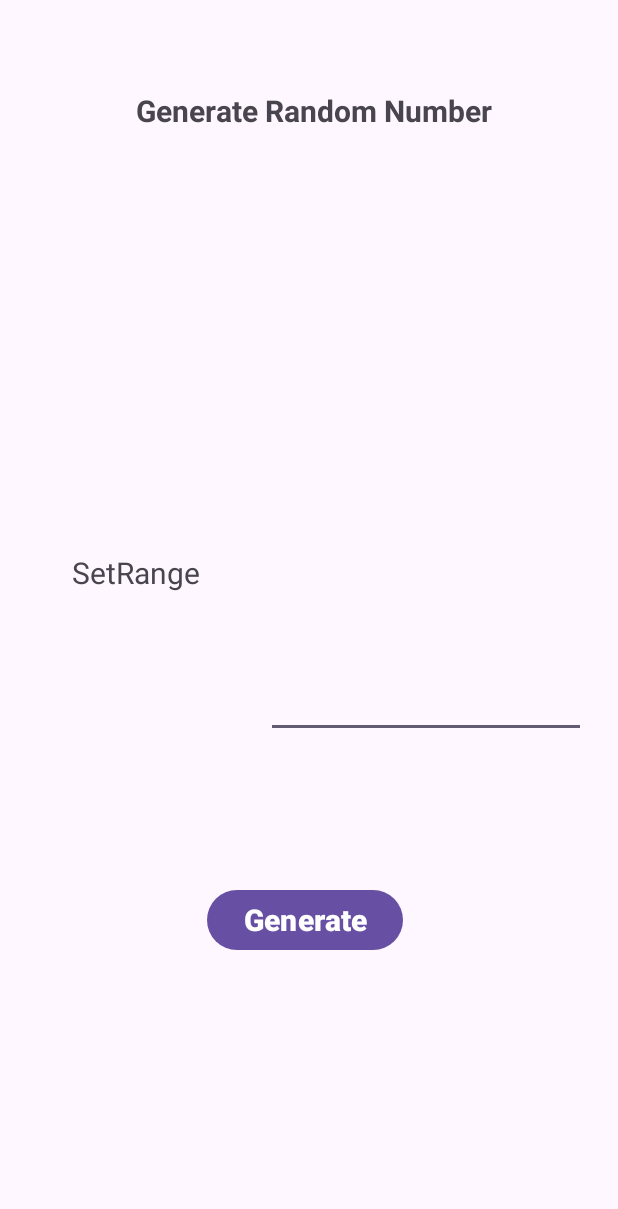
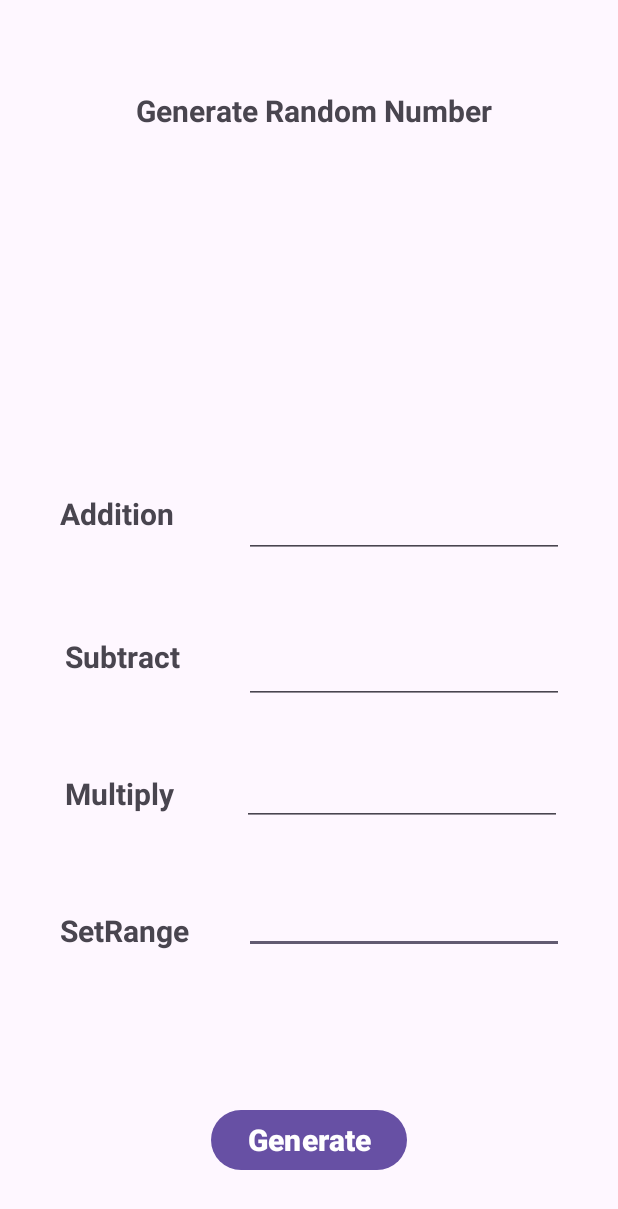
Before and after one commit to pallavinaiduch/Random-Number, an Android app: the screen it shows after launch (MainActivity), on a phone screen of 412 x 824 dp. Shown: the top 1209 px of the screen. Run offline under Robolectric (Android 15) with nearby library versions, the phone set to English and light mode, and no system bars.

Commit message:
Final Commit

```diff
--- a/app/src/main/java/com/example/randomnumber/MainActivity.java
+++ b/app/src/main/java/com/example/randomnumber/MainActivity.java
@@ -23,12 +23,28 @@ public class MainActivity extends AppCompatActivity {
             public void onClick(View view) {
                 EditText f=(EditText) findViewById(R.id.fetch);
                 TextView result=(TextView) findViewById(R.id.put);
+                TextView result1=(TextView) findViewById(R.id.Second);
+                TextView Add=(TextView) findViewById(R.id.Addition);
+                TextView Subs=(TextView) findViewById(R.id.Subb);
+                TextView Mul=(TextView) findViewById(R.id.multip);
 
 
                 int range =Integer.parseInt(f.getText().toString());
                 Random r=new Random();
                 int rand_no=r.nextInt(range - 0)+ 0;
                 result.setText(rand_no+" ");
+                int range1 =Integer.parseInt(f.getText().toString());
+                Random r1=new Random();
+                int rand_no1=r1.nextInt(range - 0)+ 0;
+                result1.setText(rand_no1+" ");
+                String Ad=String.valueOf(rand_no + rand_no1);
+                ((TextView)Add).setText(String.valueOf(Ad));
+                String su=String.valueOf(rand_no - rand_no1);
+                ((TextView)Subs).setText(String.valueOf(su));
+                String Muli=String.valueOf(rand_no * rand_no1);
+                ((TextView)Mul).setText(String.valueOf(Muli));
+
+
 
             }
         });
--- a/app/src/main/res/layout/activity_main.xml
+++ b/app/src/main/res/layout/activity_main.xml
@@ -23,22 +23,21 @@
         android:id="@+id/Random2"
         android:layout_width="wrap_content"
         android:layout_height="wrap_content"
-        android:layout_marginStart="48dp"
-        android:layout_marginTop="368dp"
+        android:layout_marginStart="40dp"
+        android:layout_marginBottom="190dp"
         android:text="@string/setrange"
         android:textSize="20sp"
-        app:layout_constraintStart_toStartOf="parent"
-        app:layout_constraintTop_toTopOf="parent" />
+        android:textStyle="bold"
+        app:layout_constraintBottom_toBottomOf="parent"
+        app:layout_constraintStart_toStartOf="parent" />
 
     <TextView
         android:id="@+id/put"
         android:layout_width="wrap_content"
         android:layout_height="wrap_content"
-        android:layout_marginStart="170dp"
-        android:layout_marginTop="96dp"
-        android:layout_marginEnd="184dp"
+        android:layout_marginStart="168dp"
+        android:layout_marginTop="68dp"
         android:textSize="20sp"
-        app:layout_constraintEnd_toEndOf="parent"
         app:layout_constraintStart_toStartOf="parent"
         app:layout_constraintTop_toBottomOf="@+id/Random1" />
 
@@ -48,11 +47,12 @@
         android:layout_height="wrap_content"
         android:layout_marginStart="58dp"
         android:layout_marginEnd="36dp"
-        android:layout_marginBottom="332dp"
+        android:layout_marginBottom="188dp"
         android:ems="10"
         android:inputType="textPersonName"
         app:layout_constraintBottom_toBottomOf="parent"
         app:layout_constraintEnd_toEndOf="parent"
+        app:layout_constraintHorizontal_bias="1.0"
         app:layout_constraintStart_toEndOf="@+id/Random2" />
 
     <Button
@@ -60,14 +60,101 @@
         android:layout_width="wrap_content"
         android:layout_height="wrap_content"
         android:layout_marginStart="158dp"
-        android:layout_marginTop="97dp"
+        android:layout_marginTop="100dp"
         android:layout_marginEnd="163dp"
-        android:layout_marginBottom="187dp"
         android:text="@string/generate"
+        android:textSize="20sp"
         android:textStyle="bold"
-        android:textSize="20sp"
-        app:layout_constraintBottom_toBottomOf="parent"
         app:layout_constraintEnd_toEndOf="parent"
+        app:layout_constraintHorizontal_bias="0.441"
         app:layout_constraintStart_toStartOf="parent"
         app:layout_constraintTop_toBottomOf="@+id/fetch" />
+
+    <TextView
+        android:id="@+id/Second"
+        android:layout_width="wrap_content"
+        android:layout_height="wrap_content"
+        android:layout_marginTop="68dp"
+        android:layout_marginEnd="152dp"
+        android:textSize="20sp"
+        app:layout_constraintEnd_toEndOf="parent"
+        app:layout_constraintTop_toBottomOf="@+id/Random1" />
+
+    <TextView
+        android:id="@+id/Add"
+        android:layout_width="wrap_content"
+        android:layout_height="wrap_content"
+        android:layout_marginStart="40dp"
+        android:layout_marginBottom="68dp"
+        android:text="@string/addition"
+        android:textSize="20sp"
+        android:textStyle="bold"
+        app:layout_constraintBottom_toTopOf="@+id/Sub"
+        app:layout_constraintStart_toStartOf="parent" />
+
+
+    <EditText
+        android:id="@+id/Addition"
+        android:layout_width="wrap_content"
+        android:layout_height="wrap_content"
+        android:layout_marginEnd="36dp"
+        android:layout_marginBottom="52dp"
+        android:ems="10"
+        android:inputType="text"
+        app:layout_constraintBottom_toTopOf="@+id/Subb"
+        app:layout_constraintEnd_toEndOf="parent" />
+
+    <TextView
+        android:id="@+id/Sub"
+        android:layout_width="wrap_content"
+        android:layout_height="wrap_content"
+        android:layout_marginStart="47dp"
+        android:layout_marginEnd="59dp"
+        android:layout_marginBottom="64dp"
+        android:text="@string/subtract"
+        android:textSize="20sp"
+        android:textStyle="bold"
+        app:layout_constraintBottom_toTopOf="@+id/Multi"
+        app:layout_constraintEnd_toStartOf="@+id/Subb"
+        app:layout_constraintHorizontal_bias="0.222"
+        app:layout_constraintStart_toStartOf="parent" />
+
+    <TextView
+        android:id="@+id/Multi"
+        android:layout_width="wrap_content"
+        android:layout_height="wrap_content"
+        android:layout_marginStart="45dp"
+        android:layout_marginEnd="61dp"
+        android:layout_marginBottom="64dp"
+        android:text="@string/multiply"
+        android:textSize="20sp"
+        android:textStyle="bold"
+        app:layout_constraintBottom_toTopOf="@+id/Random2"
+        app:layout_constraintEnd_toStartOf="@+id/multip"
+        app:layout_constraintHorizontal_bias="0.133"
+        app:layout_constraintStart_toStartOf="parent" />
+
+    <EditText
+        android:id="@+id/Subb"
+        android:layout_width="wrap_content"
+        android:layout_height="wrap_content"
+        android:layout_marginEnd="36dp"
+        android:layout_marginBottom="36dp"
+        android:ems="10"
+        android:inputType="text"
+        app:layout_constraintBottom_toTopOf="@+id/multip"
+        app:layout_constraintEnd_toEndOf="parent" />
+
+    <EditText
+        android:id="@+id/multip"
+        android:layout_width="wrap_content"
+        android:layout_height="wrap_content"
+        android:layout_marginEnd="37dp"
+        android:layout_marginBottom="40dp"
+        android:ems="10"
+        android:inputType="text"
+        app:layout_constraintBottom_toTopOf="@+id/fetch"
+        app:layout_constraintEnd_toEndOf="parent" />
+
+
 </androidx.constraintlayout.widget.ConstraintLayout>
--- a/app/src/main/res/values/strings.xml
+++ b/app/src/main/res/values/strings.xml
@@ -3,4 +3,7 @@
     <string name="generate_random_number">Generate Random Number</string>
     <string name="setrange">SetRange</string>
     <string name="generate">Generate</string>
+    <string name="addition">Addition</string>
+    <string name="subtract">Subtract</string>
+    <string name="multiply">Multiply</string>
 </resources>
```
